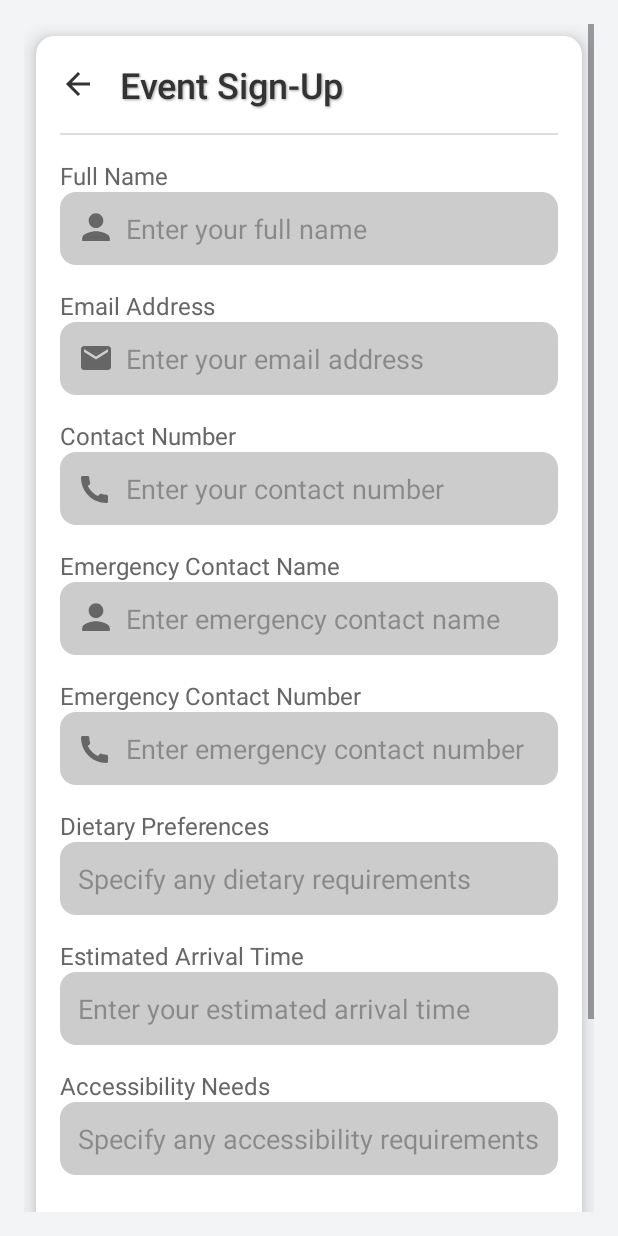
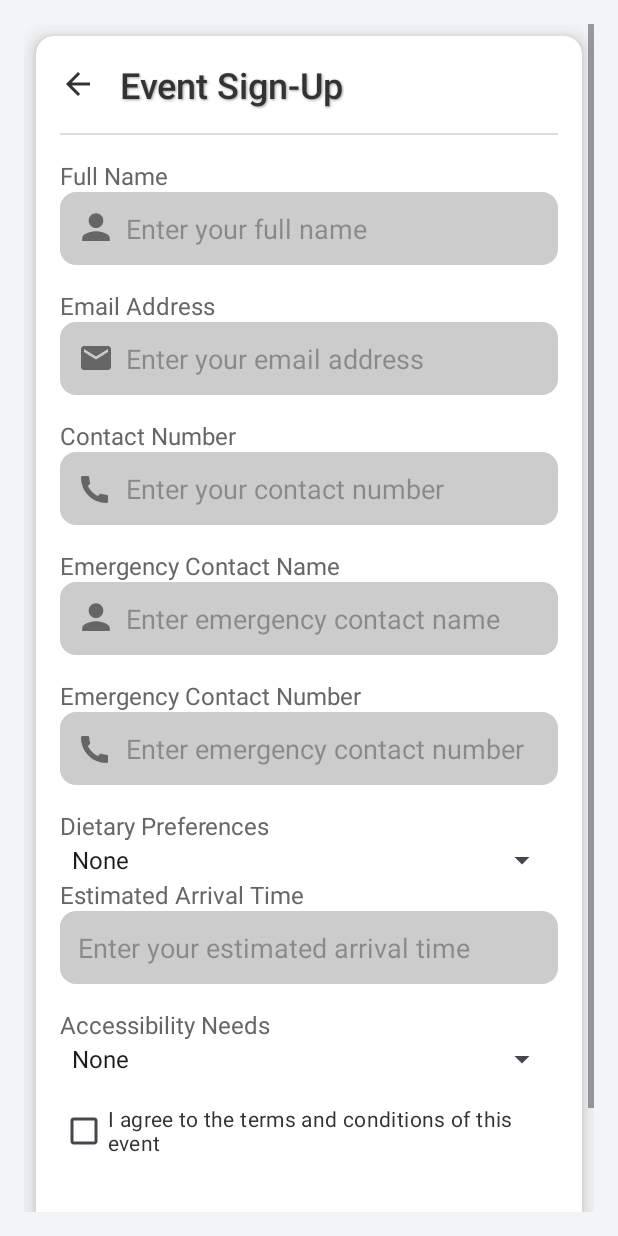
Before and after one commit to CMPUT301F24matata/matata-events, an Android app: the SignUpSheet screen opened directly, with no data from a screen before it, on a phone screen of 412 x 824 dp. Run offline under Robolectric (Android 15) with nearby library versions, the phone set to English and light mode, and no system bars; our stand-ins replace Firebase (no records; nobody signed in at launch, a user with empty details on screens opened directly).

Commit message:
Dropdown Options for Sign Up Sheet

```diff
--- a/Matata/app/src/main/java/com/example/matata/SignUpSheet.java
+++ b/Matata/app/src/main/java/com/example/matata/SignUpSheet.java
@@ -5,9 +5,11 @@ import static android.content.ContentValues.TAG;
 import android.content.Intent;
 import android.os.Bundle;
 import android.util.Log;
+import android.widget.ArrayAdapter;
 import android.widget.Button;
 import android.widget.CheckBox;
 import android.widget.EditText;
+import android.widget.Spinner;
 import android.widget.Toast;
 
 import androidx.annotation.Nullable;
@@ -34,9 +36,9 @@ public class SignUpSheet extends AppCompatActivity {
         EditText phone = findViewById(R.id.contact_number);
         EditText emergency_name = findViewById(R.id.emergency_contact_name);
         EditText emergency_phone = findViewById(R.id.emergency_contact_number);
-        EditText diet = findViewById(R.id.dietary_preferences);
+        Spinner dietSpinner = findViewById(R.id.dietary_preferences_spinner);
         EditText arrival = findViewById(R.id.arrival_time);
-        EditText accessibility = findViewById(R.id.accessibility_needs);
+        Spinner accessibilitySpinner = findViewById(R.id.accessibility_needs_spinner);
         CheckBox terms = findViewById(R.id.agree_to_terms);
         Button submit = findViewById(R.id.submit_button);
 
@@ -45,6 +47,19 @@ public class SignUpSheet extends AppCompatActivity {
         String uid=intent.getStringExtra("Unique_id");
         Log.wtf(TAG,uid);
 
+        // Set up adapter for dietary preferences
+        ArrayAdapter<CharSequence> dietAdapter = ArrayAdapter.createFromResource(
+                this, R.array.dietary_options, android.R.layout.simple_spinner_item);
+        dietAdapter.setDropDownViewResource(android.R.layout.simple_spinner_dropdown_item);
+        dietSpinner.setAdapter(dietAdapter);
+
+        // Set up adapter for accessibility needs
+        ArrayAdapter<CharSequence> accessibilityAdapter = ArrayAdapter.createFromResource(
+                this, R.array.accessibility_options, android.R.layout.simple_spinner_item);
+        accessibilityAdapter.setDropDownViewResource(android.R.layout.simple_spinner_dropdown_item);
+        accessibilitySpinner.setAdapter(accessibilityAdapter);
+
+
         submit.setOnClickListener(v -> {
 
             String s_name = name.getText().toString().trim();
@@ -52,9 +67,9 @@ public class SignUpSheet extends AppCompatActivity {
             String s_phone = phone.getText().toString().trim();
             String s_emergency_name = emergency_name.getText().toString().trim();
             String s_emergency_phone = emergency_phone.getText().toString().trim();
-            String s_diet = diet.getText().toString().trim();
+            String s_diet = dietSpinner.getSelectedItem().toString().trim();
             String s_arrival = arrival.getText().toString().trim();
-            String s_accessibility  = accessibility .getText().toString().trim();
+            String s_accessibility  = accessibilitySpinner .getSelectedItem().toString().trim();
             boolean s_terms = terms.isChecked();
 
             if (s_name.isEmpty()) {
--- a/Matata/app/src/main/res/layout/sign_up_sheet.xml
+++ b/Matata/app/src/main/res/layout/sign_up_sheet.xml
@@ -136,10 +136,12 @@
             android:text="@string/dietary_preferences"
             android:textSize="16sp"
             android:textColor="#666666" />
-        <EditText
-            android:id="@+id/dietary_preferences"
-            style="@style/FancyEditText"
-            android:hint="@string/specify_any_dietary_requirements" />
+        <Spinner
+            android:id="@+id/dietary_preferences_spinner"
+            android:layout_width="match_parent"
+            android:layout_height="wrap_content"
+            android:prompt="@string/dietary_preferences_prompt" />
+
 
         <!-- Arrival Time -->
         <TextView
@@ -160,10 +162,12 @@
             android:text="@string/accessibility_needs"
             android:textSize="16sp"
             android:textColor="#666666" />
-        <EditText
-            android:id="@+id/accessibility_needs"
-            style="@style/FancyEditText"
-            android:hint="@string/specify_any_accessibility_requirements" />
+        <Spinner
+            android:id="@+id/accessibility_needs_spinner"
+            android:layout_width="match_parent"
+            android:layout_height="wrap_content"
+            android:prompt="@string/accessibility_needs_prompt" />
+
 
         <!-- Participation Agreement -->
         <CheckBox
--- /dev/null
+++ b/Matata/app/src/main/res/values/array.xml
@@ -0,0 +1,21 @@
+<?xml version="1.0" encoding="utf-8"?>
+<resources>
+    <string-array name="dietary_options">
+        <item>None</item>
+        <item>Vegetarian</item>
+        <item>Vegan</item>
+        <item>Gluten-Free</item>
+        <item>Halal</item>
+        <item>Kosher</item>
+        <item>Other</item>
+    </string-array>
+
+    <string-array name="accessibility_options">
+        <item>None</item>
+        <item>Wheelchair Access</item>
+        <item>Sign Language Interpreter</item>
+        <item>Visual Assistance</item>
+        <item>Hearing Assistance</item>
+        <item>Other</item>
+    </string-array>
+</resources>
--- a/Matata/app/src/main/res/values/strings.xml
+++ b/Matata/app/src/main/res/values/strings.xml
@@ -94,4 +94,7 @@
     <string name="event_sign_up">Event Sign-Up</string>
     <string name="join_waitlist">Join Waitlist</string>
     <string name="qr_code">QR CODE</string>
+    <string name="dietary_preferences_prompt">Select Dietary Preferences</string>
+    <string name="accessibility_needs_prompt">Select Accessibility Needs</string>
+
 </resources>
```
Also changed, not shown: Matata/app/src/main/java/com/example/matata/ViewEvent.java (+1 -36 lines).
